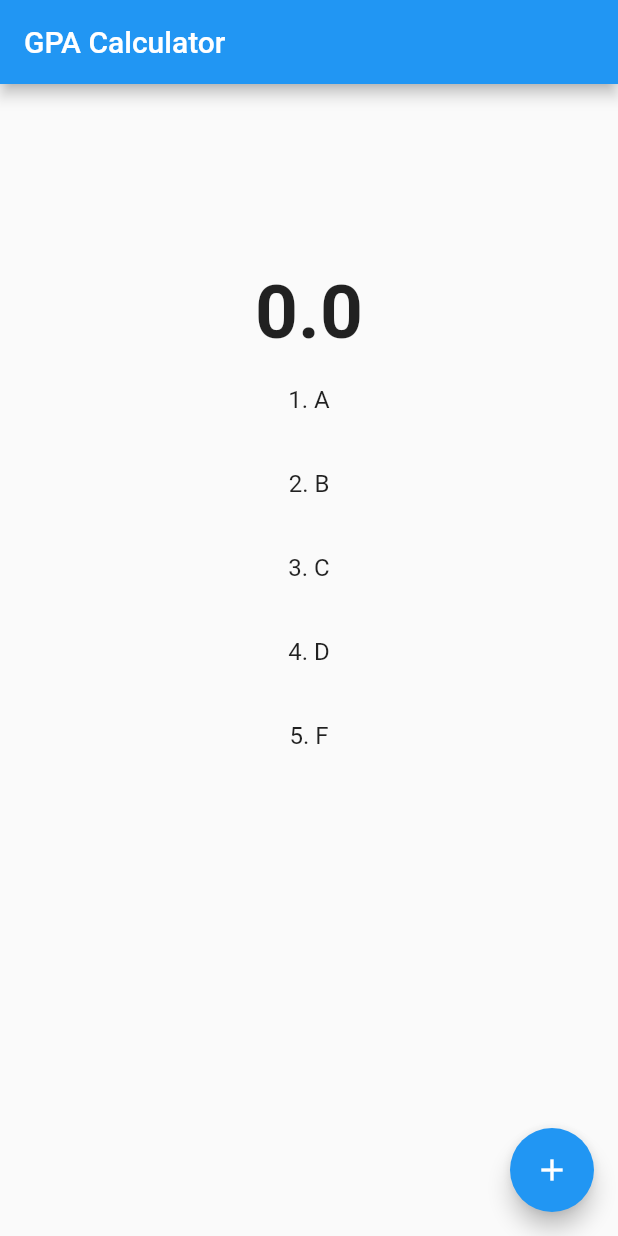
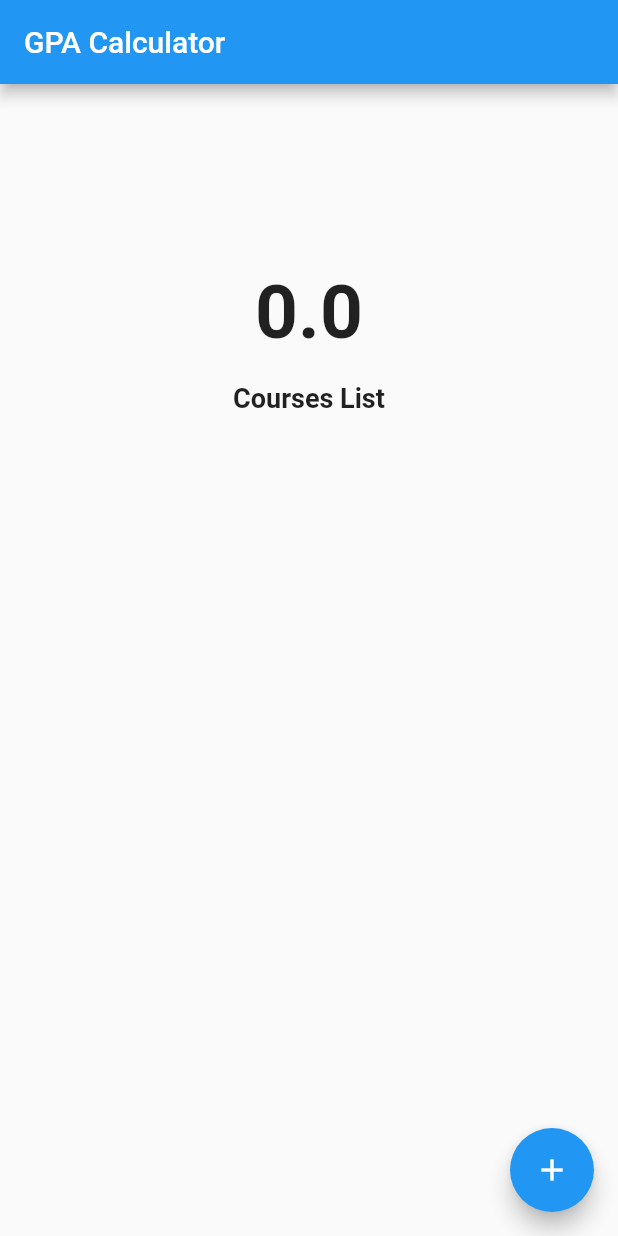
Before and after one commit to pasinduPrabhath/gpacalculator, a Flutter app: the screen it shows after launch, on a phone screen of 412 x 824 dp. Run offline on Flutter 3.47's test engine with Material 2 defaults, Android fonts, the light colour scheme and no system bars.

Commit message:
adding values. but its doubling not functioning correctly

```diff
--- a/lib/main.dart
+++ b/lib/main.dart
@@ -32,8 +32,11 @@ class MyHomePage extends StatefulWidget {
 
 //show dialog box
 class _MyHomePageState extends State<MyHomePage> {
+  double GPAValue = 0.0;
+  var checkBoxValue = <double>[];
   String inputValue = 'made it';
-  List<String> items = <String>['A', 'B', 'C', 'D', 'F'];
+  List<String> items = <String>[''];
+
   Future<void> _getValue() async {
     final result = await Navigator.push(
       context,
@@ -41,11 +44,23 @@ class _MyHomePageState extends State<MyHomePage> {
     );
     if (result != null) {
       setState(() {
-        final List<String> checked = result;
+        final checkBoxItem = result['items'] as List<String>;
+        checkBoxValue = result['values'];
+
+        final List<String> checked = checkBoxItem;
+        final List<double> valueToCount = checkBoxValue;
+
+        // final items = <String>[];
         for (int i = 0; i < checked.length; i++) {
           for (int j = 0; j < items.length; j++) {
             if (!items.contains(checked[i])) {
               items.add(checked[i]);
+              valueToCount.add(checkBoxValue[i]);
+              // ignore: avoid_print
+              print(valueToCount);
+              double sumOfValues = valueToCount.reduce((a, b) => a + b);
+
+              GPAValue = sumOfValues;
             }
           }
         }
@@ -56,7 +71,6 @@ class _MyHomePageState extends State<MyHomePage> {
   @override
   Widget build(BuildContext context) {
     // ignore: non_constant_identifier_names
-    String GPAValue = "0.0";
 
     return Scaffold(
       appBar: AppBar(
@@ -70,7 +84,7 @@ class _MyHomePageState extends State<MyHomePage> {
               child: const SizedBox(),
             ),
             Text(
-              GPAValue,
+              GPAValue.toString(),
               textAlign: TextAlign.center,
               overflow: TextOverflow.ellipsis,
               style: const TextStyle(
@@ -79,13 +93,33 @@ class _MyHomePageState extends State<MyHomePage> {
               ),
             ),
             SizedBox(
+              height: MediaQuery.of(context).size.height * 0.02,
+            ),
+            const Text(
+              'Courses List',
+              style: TextStyle(fontWeight: FontWeight.bold, fontSize: 18),
+            ),
+            SizedBox(
               height: MediaQuery.of(context).size.height * 0.5,
               child: ListView.builder(
                 itemCount: items.length,
-                itemBuilder: (context, index) => ListTile(
-                  title: Center(child: Text('${index + 1}. ${items[index]}')),
-
-                  // leading: const Icon(Icons.star),
+                itemBuilder: (context, index) => Dismissible(
+                  key: Key(items[index]),
+                  onDismissed: (direction) {
+                    setState(() {
+                      items.removeAt(index);
+                      GPAValue = GPAValue - checkBoxValue[index];
+                    });
+                  },
+                  background: Container(
+                    color: Colors.red,
+                    alignment: Alignment.centerLeft,
+                    child: const Icon(Icons.delete, color: Colors.white),
+                  ),
+                  direction: DismissDirection.startToEnd,
+                  child: ListTile(
+                    title: Center(child: Text(items[index])),
+                  ),
                 ),
               ),
             ),
--- a/lib/myDialog.dart
+++ b/lib/myDialog.dart
@@ -10,7 +10,9 @@ class MyDialog extends StatefulWidget {
 
 class _MyDialogState extends State<MyDialog> {
   List<String> checkListItems = ['Apple', 'Vodafone', 'Oneplus'];
+  List<double> checkListItemValues = [1, 2, 3];
   List<String> checkedItems = [];
+  List<double> checkedItemsValues = [];
   List<bool> checked = [false, false, false];
 
   @override
@@ -34,8 +36,10 @@ class _MyDialogState extends State<MyDialog> {
                         checked[index] = value!;
                         if (checked[index] == true) {
                           checkedItems.add(checkListItems[index]);
+                          checkedItemsValues.add(checkListItemValues[index]);
                         } else {
                           checkedItems.remove(checkListItems[index]);
+                          checkedItemsValues.remove(checkListItemValues[index]);
                         }
                       });
                       // checkedItems.add(checkListItems[index]);
@@ -46,7 +50,10 @@ class _MyDialogState extends State<MyDialog> {
             ),
             ElevatedButton(
               onPressed: () {
-                Navigator.pop(context, checkedItems);
+                Navigator.pop(context, {
+                  'items': checkedItems,
+                  'values': checkedItemsValues,
+                });
               },
               child: const Text('Done'),
             ),
```
